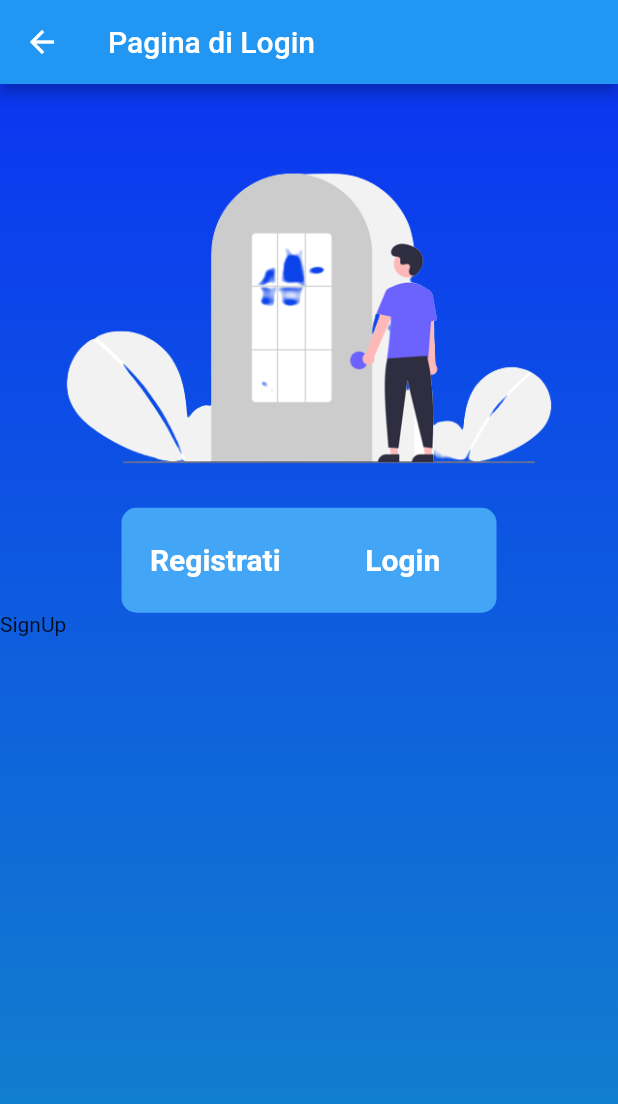
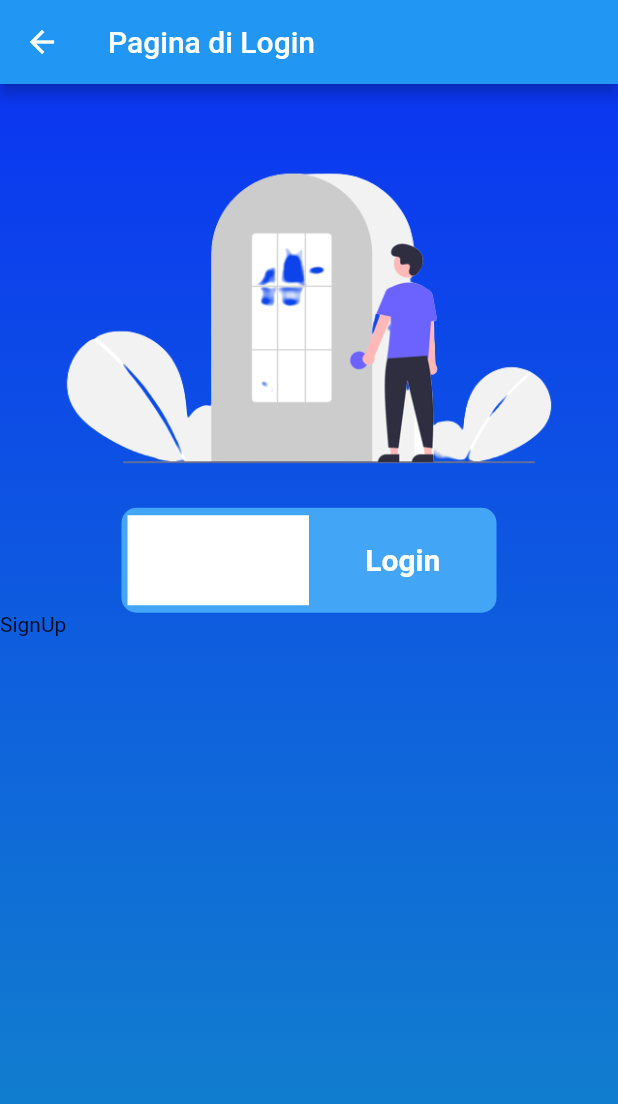
Before and after one commit to giacomo9801/flutter_firstapp, a Flutter app: the LoginPage screen opened by its route, after a tap on "Login", on a phone screen of 412 x 824 dp. Shown: the top 1104 px of the screen. Run offline on Flutter 3.47's test engine with Material 2 defaults, Android fonts, the phone set to English and light mode, and no system bars.

Commit message:
fix bolla

```diff
--- /dev/null
+++ b/lib/custompaint/bubble_indicator.dart
@@ -0,0 +1,42 @@
+import 'dart:ui';
+
+import 'package:flutter/material.dart';
+
+class BubbleIndicator extends CustomPainter {
+  //coordinate dove disegnare la bolla
+  final Paint painter;
+  final double dxTarget;
+  final double dxEntry;
+  final double radius;
+  final double dy;
+
+  final PageController pageController;
+
+  BubbleIndicator(
+      {this.dxTarget = 125,
+      this.dxEntry = 4,
+      this.radius = 30,
+      this.dy = 35,
+      required this.pageController})
+      : painter = Paint()
+          //elementi riempiti di bianco
+          ..color = Colors.white
+          ..style = PaintingStyle.fill,
+        super(repaint: pageController);
+
+  @override
+  void paint(Canvas canvas, Size size) {
+    final entry = Offset(dxEntry, dy);
+    final target = Offset(dxTarget, dy);
+
+    final path = Path();
+//disegna il rettangolo (bisogna trovare le coordinate giuste)
+    path.addRect(Rect.fromLTRB(entry.dx, dy - radius, target.dx, dy + radius));
+
+    canvas.drawPath(path, painter);
+  }
+
+  @override
+  bool shouldRepaint(covariant CustomPainter oldDelegate) => true;
+  //impostandola a true, ogni volta che viene chiamato il metodo paint, viene ridisegnato il widget
+}
--- a/lib/pages/login_page.dart
+++ b/lib/pages/login_page.dart
@@ -1,4 +1,5 @@
 import 'package:flutter/material.dart';
+import 'package:flutter_firstapp/custompaint/bubble_indicator.dart';
 import 'package:flutter_firstapp/pages/theme.dart';
 import 'package:flutter_firstapp/pages/widgets/SignIn.dart';
 import 'package:flutter_firstapp/pages/widgets/SignUp.dart';
@@ -58,6 +59,9 @@ class _LoginPageState extends State<LoginPage> {
         ),
         height: 70,
         width: 250,
+        child: CustomPaint(
+          //custom Paint serve per "colorare" l indicatore della pagina corrente
+          painter: BubbleIndicator(pageController: _pageController),
           child: Row(
             mainAxisAlignment: MainAxisAlignment.spaceEvenly,
             children: [
@@ -97,6 +101,7 @@ class _LoginPageState extends State<LoginPage> {
               ),
             ],
           ),
+        ),
       );
 
   Widget _pageView() => Expanded(
```
Lines whose indentation alone changed are shown as unchanged.
